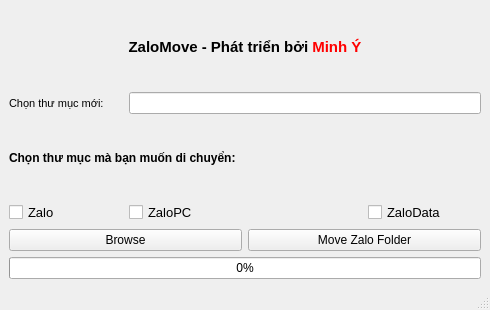
First picture: the form in ui/mainwindow.ui, repository minhynguyen2464/Zalo-Mover, before the edit.
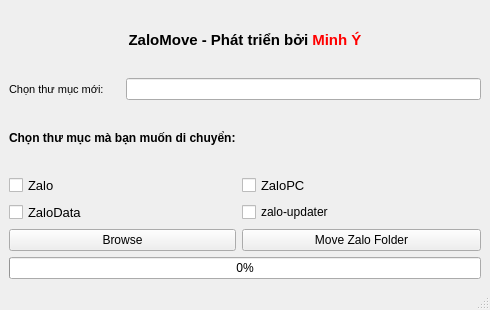
Second picture: the form after the edit.

What changed in the file:
```diff
--- a/ui/mainwindow.ui
+++ b/ui/mainwindow.ui
@@ -33,30 +33,23 @@
       </property>
      </widget>
     </item>
-    <item row="4" column="0" colspan="2">
+    <item row="13" column="0" colspan="2">
      <widget class="QPushButton" name="browseButton">
       <property name="text">
        <string>Browse</string>
       </property>
      </widget>
     </item>
-    <item row="5" column="0" colspan="4">
+    <item row="1" column="1" colspan="3">
+     <widget class="QLineEdit" name="newPath"/>
+    </item>
+    <item row="14" column="0" colspan="4">
      <widget class="QProgressBar" name="progressBar">
       <property name="value">
        <number>0</number>
       </property>
      </widget>
     </item>
-    <item row="4" column="2" colspan="2">
-     <widget class="QPushButton" name="moveButton">
-      <property name="text">
-       <string>Move Zalo Folder</string>
-      </property>
-     </widget>
-    </item>
-    <item row="1" column="1" colspan="3">
-     <widget class="QLineEdit" name="newPath"/>
-    </item>
     <item row="2" column="0" colspan="2">
      <widget class="QLabel" name="label_3">
       <property name="font">
@@ -74,57 +67,10 @@
       </property>
      </widget>
     </item>
-    <item row="3" column="0">
-     <widget class="QCheckBox" name="checkZalo">
-      <property name="minimumSize">
-       <size>
-        <width>97</width>
-        <height>0</height>
-       </size>
-      </property>
-      <property name="font">
-       <font>
-        <pointsize>10</pointsize>
-       </font>
-      </property>
+    <item row="13" column="2" colspan="2">
+     <widget class="QPushButton" name="moveButton">
       <property name="text">
-       <string>Zalo</string>
-      </property>
-     </widget>
-    </item>
-    <item row="3" column="3">
-     <widget class="QCheckBox" name="checkZaloData">
-      <property name="minimumSize">
-       <size>
-        <width>66</width>
-        <height>0</height>
-       </size>
-      </property>
-      <property name="font">
-       <font>
-        <pointsize>10</pointsize>
-       </font>
-      </property>
-      <property name="text">
-       <string>ZaloData</string>
-      </property>
-     </widget>
-    </item>
-    <item row="3" column="1" colspan="2">
-     <widget class="QCheckBox" name="checkZaloPC">
-      <property name="minimumSize">
-       <size>
-        <width>174</width>
-        <height>0</height>
-       </size>
-      </property>
-      <property name="font">
-       <font>
-        <pointsize>10</pointsize>
-       </font>
-      </property>
-      <property name="text">
-       <string>ZaloPC</string>
+       <string>Move Zalo Folder</string>
       </property>
      </widget>
     </item>
@@ -152,6 +98,73 @@
       </property>
      </widget>
     </item>
+    <item row="3" column="2" alignment="Qt::AlignHCenter">
+     <widget class="QCheckBox" name="checkZaloPC">
+      <property name="minimumSize">
+       <size>
+        <width>174</width>
+        <height>20</height>
+       </size>
+      </property>
+      <property name="font">
+       <font>
+        <pointsize>10</pointsize>
+       </font>
+      </property>
+      <property name="text">
+       <string>ZaloPC</string>
+      </property>
+     </widget>
+    </item>
+    <item row="3" column="0">
+     <widget class="QCheckBox" name="checkZalo">
+      <property name="minimumSize">
+       <size>
+        <width>97</width>
+        <height>20</height>
+       </size>
+      </property>
+      <property name="font">
+       <font>
+        <pointsize>10</pointsize>
+       </font>
+      </property>
+      <property name="text">
+       <string>Zalo</string>
+      </property>
+     </widget>
+    </item>
+    <item row="5" column="2">
+     <widget class="QCheckBox" name="checkZaloUpdate">
+      <property name="minimumSize">
+       <size>
+        <width>92</width>
+        <height>17</height>
+       </size>
+      </property>
+      <property name="text">
+       <string>zalo-updater</string>
+      </property>
+     </widget>
+    </item>
+    <item row="5" column="0">
+     <widget class="QCheckBox" name="checkZaloData">
+      <property name="minimumSize">
+       <size>
+        <width>91</width>
+        <height>20</height>
+       </size>
+      </property>
+      <property name="font">
+       <font>
+        <pointsize>10</pointsize>
+       </font>
+      </property>
+      <property name="text">
+       <string>ZaloData</string>
+      </property>
+     </widget>
+    </item>
    </layout>
   </widget>
   <widget class="QMenuBar" name="menubar">
```
